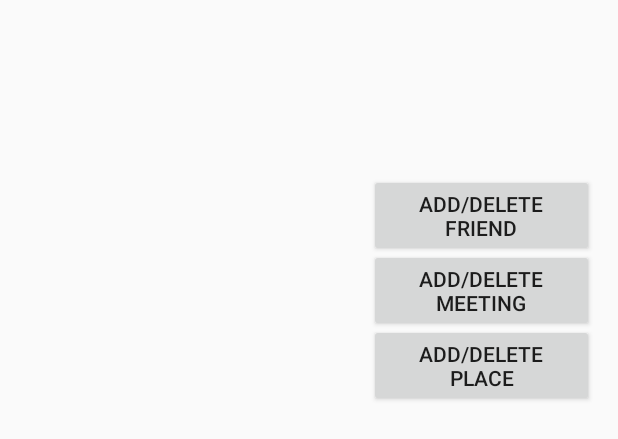
After one commit to Yamsie/MeetingPlanner, an Android app: the layout content_add__delete__from__db.xml on its own in the app's theme, with its tools: preview values and no code run, on a phone screen of 412 x 824 dp. The commit adds this screen. Shown: the top 439 px of the screen. Run offline under Robolectric (Android 15) with nearby library versions, the phone set to English and light mode, and no system bars.

Commit message:
small edits to DB stuff

```diff
--- a/app/build.gradle
+++ b/app/build.gradle
@@ -22,5 +22,6 @@ android {
 dependencies {
     compile fileTree(dir: 'libs', include: ['*.jar'])
     testCompile 'junit:junit:4.12'
-    compile 'com.android.support:appcompat-v7:23.1.1'
+    compile 'com.android.support:appcompat-v7:23.2.0'
+    compile 'com.android.support:design:23.2.0'
 }
--- a/app/src/main/AndroidManifest.xml
+++ b/app/src/main/AndroidManifest.xml
@@ -17,6 +17,10 @@
                 <category android:name="android.intent.category.LAUNCHER" />
             </intent-filter>
         </activity>
+        <activity
+            android:name=".Add_Delete_From_DB"
+            android:label="@string/title_activity_add__delete__from__db"
+            android:theme="@style/AppTheme.NoActionBar"></activity>
     </application>
 
 </manifest>
--- a/app/src/main/java/com/example/james/meetingplanner/DBHelper.java
+++ b/app/src/main/java/com/example/james/meetingplanner/DBHelper.java
@@ -16,7 +16,9 @@ public class DBHelper extends SQLiteOpenHelper {
         db.execSQL("CREATE TABLE IF NOT EXISTS friends(name VARCHAR);");
         db.execSQL("CREATE TABLE IF NOT EXISTS locations(place VARCHAR);");
         db.execSQL("CREATE TABLE IF NOT EXISTS meetings(name VARCHAR,place VARCHAR,date DATE, when TIME);");
+        db.execSQL("CREATE TABLE IF NOT EXISTS activity(to-do VARCHAR);");
     }
+
     @Override
     public void onUpgrade(SQLiteDatabase database, int oldVersion, int newVersion) {
         //SHOULDN'T BE NEEDED FOR THE PROJECT - TO BE IMPLEMENTED LATER
--- /dev/null
+++ b/app/src/main/res/layout/content_add__delete__from__db.xml
@@ -0,0 +1,43 @@
+<?xml version="1.0" encoding="utf-8"?>
+<RelativeLayout xmlns:android="http://schemas.android.com/apk/res/android"
+    xmlns:app="http://schemas.android.com/apk/res-auto"
+    xmlns:tools="http://schemas.android.com/tools"
+    android:layout_width="match_parent"
+    android:layout_height="match_parent"
+    android:paddingBottom="@dimen/activity_vertical_margin"
+    android:paddingLeft="@dimen/activity_horizontal_margin"
+    android:paddingRight="@dimen/activity_horizontal_margin"
+    android:paddingTop="@dimen/activity_vertical_margin"
+    app:layout_behavior="@string/appbar_scrolling_view_behavior"
+    tools:context="com.example.james.meetingplanner.Add_Delete_From_DB"
+    tools:showIn="@layout/activity_add__delete__from__db">
+
+    <Button
+        android:layout_width="150dp"
+        android:layout_height="wrap_content"
+        android:text="Add/Delete Friend"
+        android:id="@+id/buttonFriend"
+        android:layout_alignParentTop="true"
+        android:layout_alignParentEnd="true"
+        android:layout_marginTop="100dp" />
+
+    <Button
+        android:layout_width="150dp"
+        android:layout_height="wrap_content"
+        android:text="Add/Delete Meeting"
+        android:id="@+id/buttonMeeting"
+        android:layout_alignParentTop="true"
+        android:layout_alignParentEnd="true"
+        android:layout_marginTop="150dp" />
+
+    <Button
+        style="?android:attr/buttonStyleSmall"
+        android:layout_width="150dp"
+        android:layout_height="wrap_content"
+        android:text="Add/Delete Place"
+        android:id="@+id/buttonPlace"
+        android:layout_alignParentTop="true"
+        android:layout_alignParentEnd="true"
+        android:layout_marginTop="200dp" />
+
+</RelativeLayout>
--- a/app/src/main/res/values/dimens.xml
+++ b/app/src/main/res/values/dimens.xml
@@ -2,4 +2,5 @@
     <!-- Default screen margins, per the Android Design guidelines. -->
     <dimen name="activity_horizontal_margin">16dp</dimen>
     <dimen name="activity_vertical_margin">16dp</dimen>
+    <dimen name="fab_margin">16dp</dimen>
 </resources>
--- a/app/src/main/res/values/strings.xml
+++ b/app/src/main/res/values/strings.xml
@@ -1,3 +1,4 @@
 <resources>
     <string name="app_name">MeetingPlanner</string>
+    <string name="title_activity_add__delete__from__db">Add_Delete_From_DB</string>
 </resources>
--- a/app/src/main/res/values/styles.xml
+++ b/app/src/main/res/values/styles.xml
@@ -8,4 +8,13 @@
         <item name="colorAccent">@color/colorAccent</item>
     </style>
 
+    <style name="AppTheme.NoActionBar">
+        <item name="windowActionBar">false</item>
+        <item name="windowNoTitle">true</item>
+    </style>
+
+    <style name="AppTheme.AppBarOverlay" parent="ThemeOverlay.AppCompat.Dark.ActionBar" />
+
+    <style name="AppTheme.PopupOverlay" parent="ThemeOverlay.AppCompat.Light" />
+
 </resources>
```
Also changed, not shown: app/src/main/java/com/example/james/meetingplanner/Add_Delete_From_DB.java (added, +50 -0 lines), app/src/main/java/com/example/james/meetingplanner/DBContract.java (+8 -2 lines).
